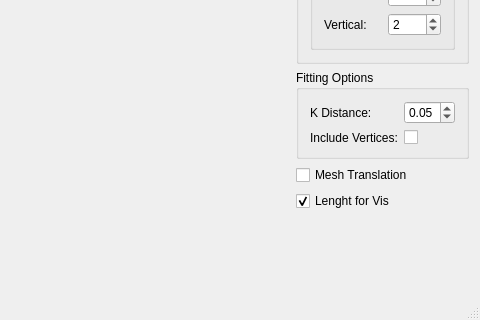
Above: src/mainwindow.ui from ethiago/triquadgl before the change; both pictures show x 251 to 731 and y 401 to 721 of the 731 by 721 pixel window. Below: the same form after it.
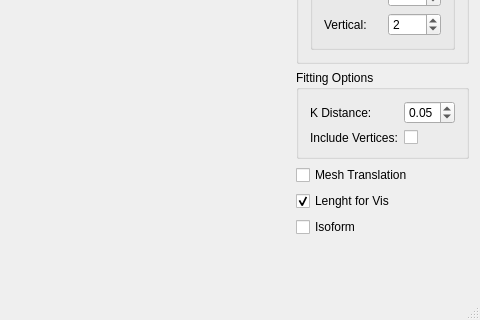
That is the form after the change.

Patch:
```diff
--- a/src/mainwindow.ui
+++ b/src/mainwindow.ui
@@ -340,6 +340,13 @@
        </property>
       </widget>
      </item>
+     <item>
+      <widget class="QCheckBox" name="iso">
+       <property name="text">
+        <string>Isoform</string>
+       </property>
+      </widget>
+     </item>
      <item>
       <spacer name="verticalSpacer">
        <property name="orientation">
```
Left out of the diff: 9 changed lines with no effect on the pictures.
